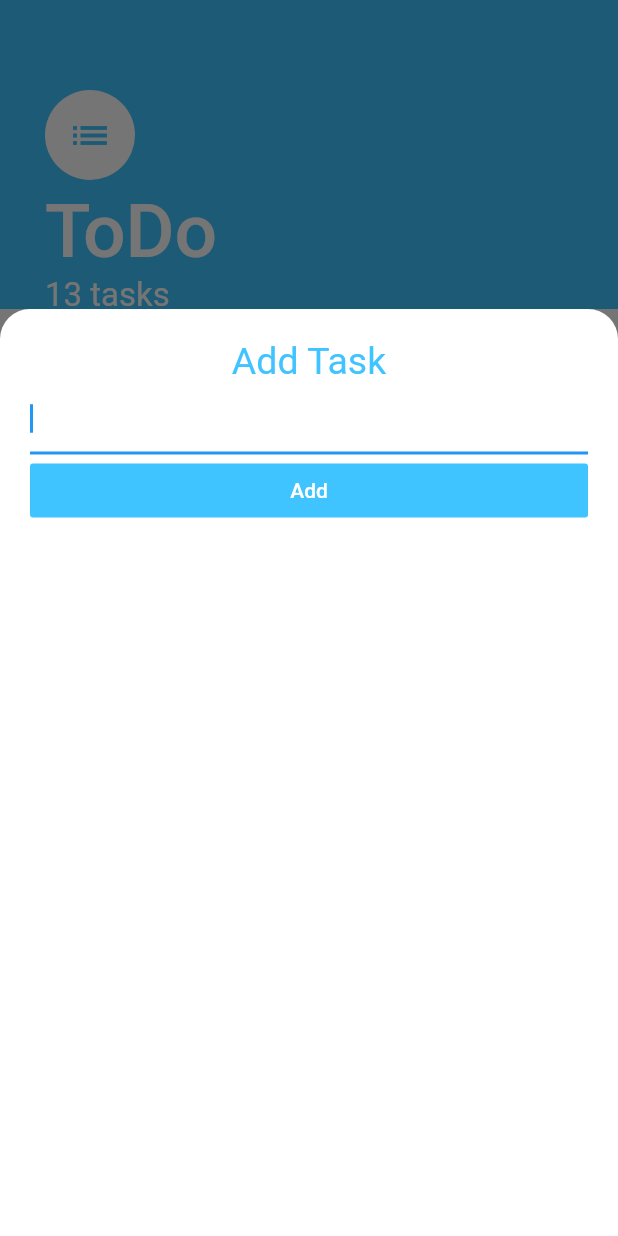
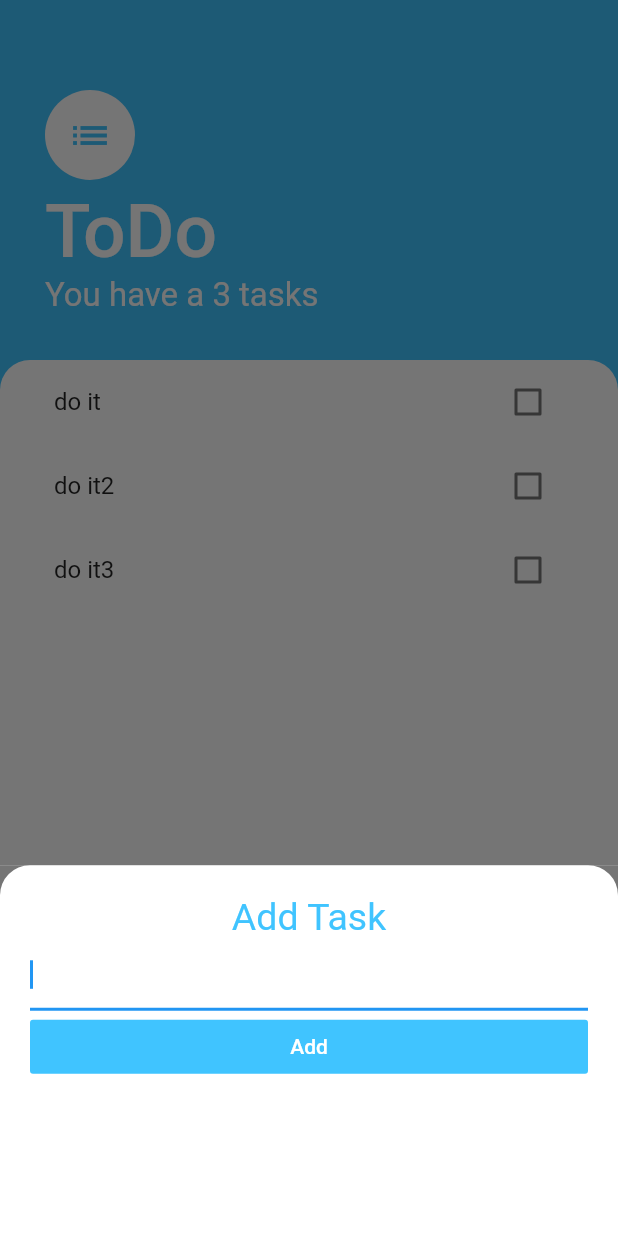
Before and after one commit to udrepo/todo_app, a Flutter app: the screen it shows after launch, after a tap on the "add" icon, on a phone screen of 412 x 824 dp. Run offline on Flutter 3.47's test engine with Material 2 defaults, Android fonts, the phone set to English and light mode, and no system bars.

Commit message:
before P

```diff
--- a/lib/models/task.dart
+++ b/lib/models/task.dart
@@ -2,7 +2,7 @@ class Task{
   final String name;
   bool isDone;
 
-  Task({this.name, this.isDone});
+  Task({this.name, this.isDone = false});
 
 
   void toggleDone() => isDone = !isDone;
--- a/lib/screens/add_task_screen.dart
+++ b/lib/screens/add_task_screen.dart
@@ -1,11 +1,16 @@
 import 'package:flutter/material.dart';
 
 class AddTaskScreen extends StatelessWidget {
+final Function addTaskCallback;
+
+AddTaskScreen(this.addTaskCallback);
+
   @override
   Widget build(BuildContext context) {
+    String text;
     return Container(
       color: Color(0xff757575),
-      height: MediaQuery.of(context).size.height * 0.75,
+      height: MediaQuery.of(context).size.height * 0.3,
       child: Container(
         padding: EdgeInsets.all(20),
         decoration: BoxDecoration(
@@ -25,8 +30,13 @@ class AddTaskScreen extends StatelessWidget {
             textAlign: TextAlign.center,),
             TextField(
               autofocus: true,
+              onChanged: (newText){
+                text = newText;
+              },
             ),
-            FlatButton(onPressed: (){}, color: Colors.lightBlueAccent, child: Text('Add',
+            FlatButton(onPressed: (){
+             addTaskCallback(text);
+                }, color: Colors.lightBlueAccent, child: Text('Add',
             style: TextStyle(
               color: Colors.white
             ),))
--- a/lib/screens/tasks_screen.dart
+++ b/lib/screens/tasks_screen.dart
@@ -1,10 +1,21 @@
 import 'package:flutter/cupertino.dart';
 import 'package:flutter/material.dart';
+import 'package:todo_app/models/task.dart';
 import 'package:todo_app/screens/add_task_screen.dart';
 import 'package:todo_app/widgets/tasks_list.dart';
 
-class TasksScreen extends StatelessWidget {
+class TasksScreen extends StatefulWidget {
 
+  @override
+  _TasksScreenState createState() => _TasksScreenState();
+}
+
+class _TasksScreenState extends State<TasksScreen> {
+  List<Task> tasks = [
+    Task(name: 'do it', isDone: false),
+    Task(name: 'do it2', isDone: false),
+    Task(name: 'do it3', isDone: false),
+  ];
 
   @override
   Widget build(BuildContext context) {
@@ -33,7 +44,7 @@ class TasksScreen extends StatelessWidget {
                   color: Colors.white,
                   fontWeight: FontWeight.w500
                 ),),
-                Text('13 tasks', style: TextStyle(
+                Text('You have a ${tasks.length} tasks', style: TextStyle(
                   color: Colors.white,
                   fontSize: 22
                 ),),
@@ -47,7 +58,7 @@ class TasksScreen extends StatelessWidget {
                   color: Colors.white,
                   borderRadius: BorderRadius.only(topLeft: Radius.circular(20), topRight: Radius.circular(20))
               ),
-              child: TasksList(),
+              child: TasksList(tasks),
             ),
           )
         ],
@@ -59,7 +70,14 @@ class TasksScreen extends StatelessWidget {
           showModalBottomSheet(
             isScrollControlled: true,
             context: context,
-            builder: (context) => AddTaskScreen(),
+            builder: (context) => AddTaskScreen((newTaskText){
+              setState(() {
+                tasks.add(Task(
+                  name: newTaskText
+                ));
+              });
+              Navigator.pop(context);
+            }),
           );
         },
       ),
--- a/lib/widgets/tasks_list.dart
+++ b/lib/widgets/tasks_list.dart
@@ -4,30 +4,29 @@ import 'package:todo_app/widgets/task_tile.dart';
 
 
 class TasksList extends StatefulWidget {
+  final List<Task> tasks;
+
+  TasksList(this.tasks);
+
   @override
   _TasksListState createState() => _TasksListState();
 }
 
 class _TasksListState extends State<TasksList> {
-  List<Task> tasks = [
-    Task(name: 'do it', isDone: false),
-    Task(name: 'do it2', isDone: false),
-    Task(name: 'do it3', isDone: false),
-  ];
 
   @override
   Widget build(BuildContext context) {
     return ListView.builder(
       itemBuilder: (context, index) => TaskTile(
-        taskTitle: tasks[index].name,
-        isChecked: tasks[index].isDone,
+        taskTitle: widget.tasks[index].name,
+        isChecked: widget.tasks[index].isDone,
         cbCallback: (cbState){
           setState(() {
-            tasks[index].toggleDone();
+            widget.tasks[index].toggleDone();
           });
         },
       ),
-      itemCount: tasks.length,
+      itemCount: widget.tasks.length,
     );
   }
 }
```
